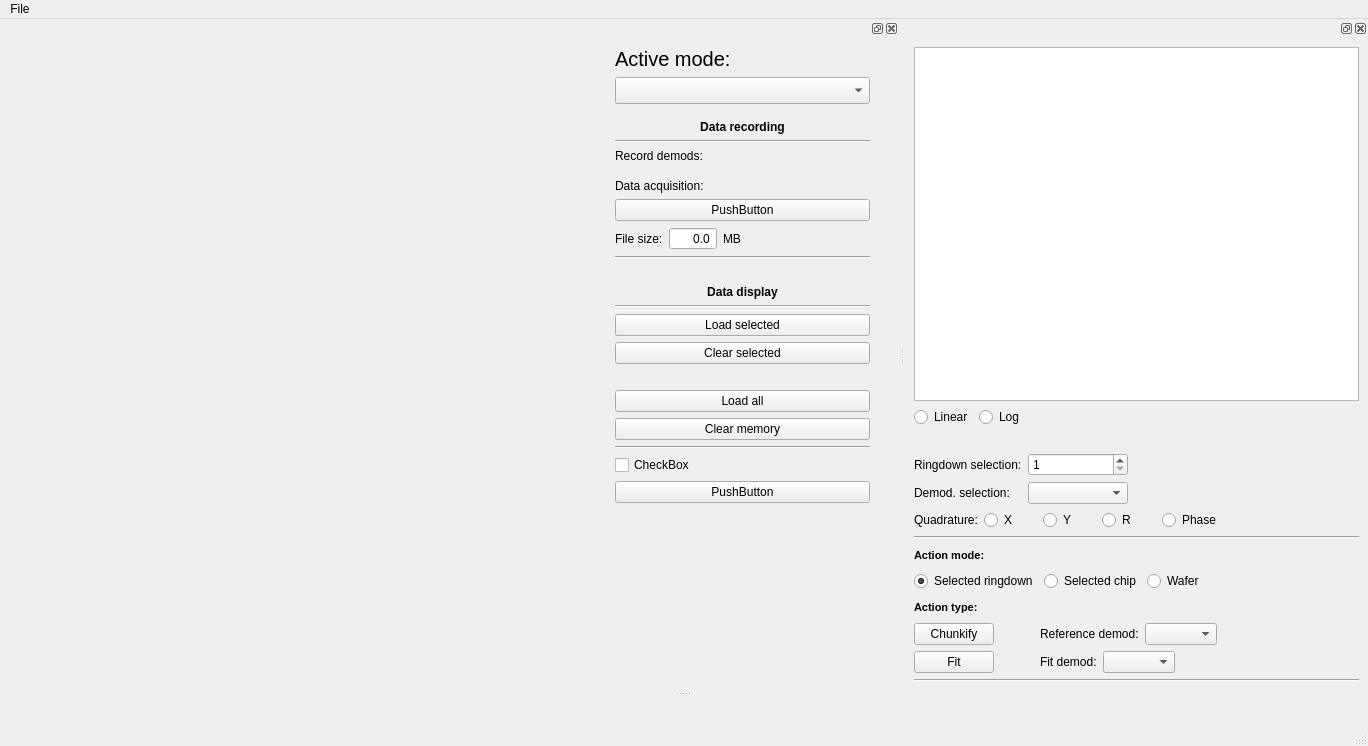
Old version of the form zhinstlib/ui_files/wafer_analyzer.ui in the repository pikestefan/zhinst_project.
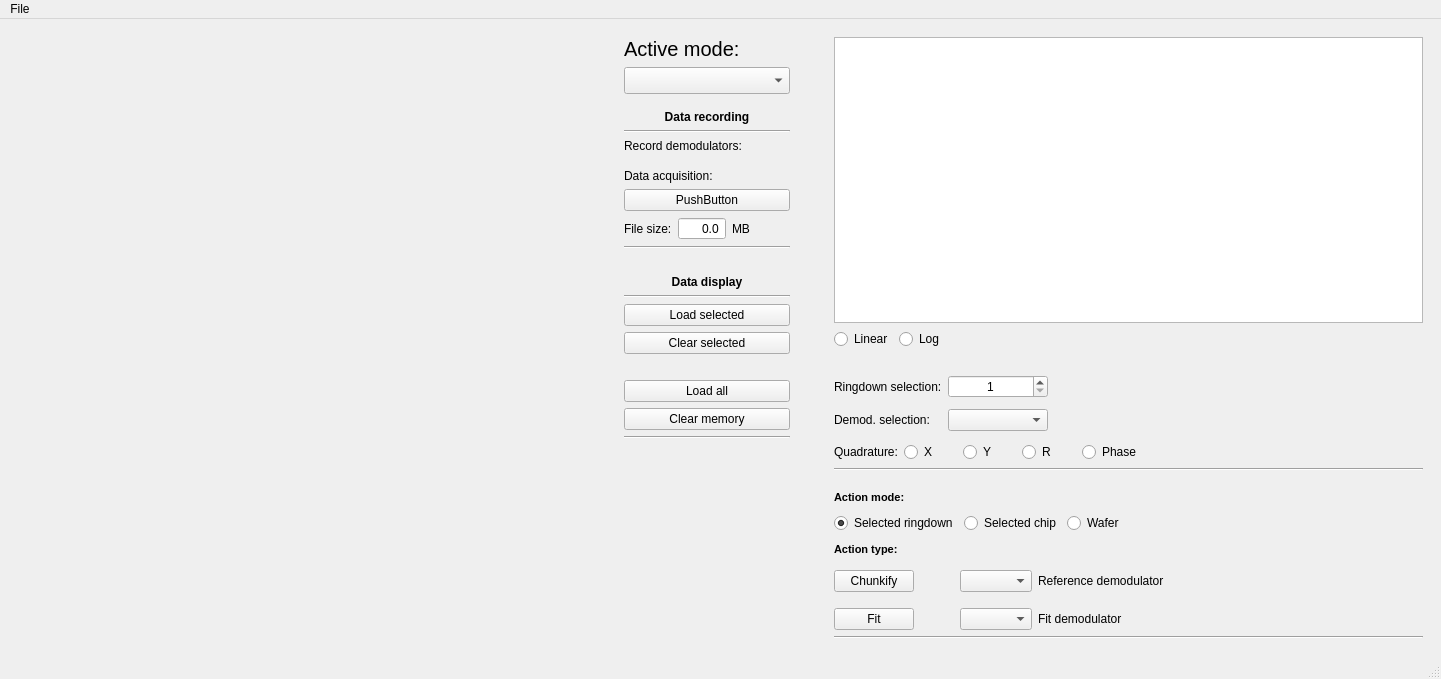
New version of the form. Custom widgets are drawn as their Qt base class.

The edit to the form file:
```diff
--- a/zhinstlib/ui_files/wafer_analyzer.ui
+++ b/zhinstlib/ui_files/wafer_analyzer.ui
@@ -6,8 +6,8 @@
    <rect>
     <x>0</x>
     <y>0</y>
-    <width>1368</width>
-    <height>746</height>
+    <width>1441</width>
+    <height>679</height>
    </rect>
   </property>
   <property name="sizePolicy">
@@ -26,51 +26,27 @@
      <verstretch>0</verstretch>
     </sizepolicy>
    </property>
-   <layout class="QHBoxLayout" name="horizontalLayout_5"/>
-  </widget>
-  <widget class="QMenuBar" name="menubar">
-   <property name="geometry">
-    <rect>
-     <x>0</x>
-     <y>0</y>
-     <width>1368</width>
-     <height>26</height>
-    </rect>
-   </property>
-   <widget class="QMenu" name="menuFile">
-    <property name="title">
-     <string>File</string>
-    </property>
-    <addaction name="actionExportMode"/>
-   </widget>
-   <addaction name="menuFile"/>
-  </widget>
-  <widget class="QStatusBar" name="statusbar"/>
-  <widget class="QDockWidget" name="dockWidget">
+   <layout class="QHBoxLayout" name="horizontalLayout_5">
+    <item>
+     <widget class="QWidget" name="leftcontainer" native="true">
    <property name="sizePolicy">
-    <sizepolicy hsizetype="Maximum" vsizetype="Expanding">
+       <sizepolicy hsizetype="Maximum" vsizetype="Preferred">
      <horstretch>0</horstretch>
      <verstretch>0</verstretch>
     </sizepolicy>
    </property>
-   <property name="minimumSize">
-    <size>
-     <width>899</width>
-     <height>672</height>
-    </size>
-   </property>
    <property name="maximumSize">
     <size>
-     <width>1000</width>
-     <height>524287</height>
-    </size>
-   </property>
-   <attribute name="dockWidgetArea">
-    <number>4</number>
-   </attribute>
-   <widget class="QWidget" name="dockWidgetContents">
-    <layout class="QGridLayout" name="gridLayout_2">
-     <item row="2" column="0">
+        <width>1500</width>
+        <height>16777215</height>
+       </size>
+      </property>
+      <layout class="QHBoxLayout" name="horizontalLayout_16">
+       <item>
+        <layout class="QHBoxLayout" name="horizontalLayout_15">
+         <item>
+          <layout class="QVBoxLayout" name="verticalLayout_4">
+           <item>
       <widget class="QWidget" name="backgroundWidget" native="true">
        <property name="sizePolicy">
         <sizepolicy hsizetype="Fixed" vsizetype="Fixed">
@@ -147,23 +123,24 @@
        </layout>
       </widget>
      </item>
-     <item row="2" column="2">
-      <spacer name="horizontalSpacer">
+           <item>
+            <spacer name="verticalSpacer_12">
        <property name="orientation">
-        <enum>Qt::Horizontal</enum>
-       </property>
-       <property name="sizeType">
-        <enum>QSizePolicy::Fixed</enum>
+              <enum>Qt::Vertical</enum>
        </property>
        <property name="sizeHint" stdset="0">
         <size>
          <width>20</width>
-         <height>20</height>
+               <height>40</height>
         </size>
        </property>
       </spacer>
      </item>
-     <item row="2" column="1">
+          </layout>
+         </item>
+        </layout>
+       </item>
+       <item>
       <layout class="QVBoxLayout" name="verticalLayout_3">
        <item>
         <widget class="QLabel" name="label">
@@ -228,7 +205,7 @@
        <item>
         <widget class="QLabel" name="label_2">
          <property name="text">
-          <string>Record demods:</string>
+            <string>Record demodulators:</string>
          </property>
         </widget>
        </item>
@@ -427,23 +404,6 @@
          </property>
         </widget>
        </item>
-       <item>
-        <widget class="QCheckBox" name="checkBox">
-         <property name="text">
-          <string>CheckBox</string>
-         </property>
-        </widget>
-       </item>
-       <item>
-        <widget class="QPushButton" name="pushButton">
-         <property name="text">
-          <string>PushButton</string>
-         </property>
-         <property name="checkable">
-          <bool>true</bool>
-         </property>
-        </widget>
-       </item>
        <item>
         <spacer name="verticalSpacer_7">
          <property name="orientation">
@@ -459,72 +419,37 @@
        </item>
       </layout>
      </item>
-    </layout>
-   </widget>
-  </widget>
-  <widget class="QDockWidget" name="dockWidget_3">
+       <item>
+        <spacer name="horizontalSpacer">
+         <property name="orientation">
+          <enum>Qt::Horizontal</enum>
+         </property>
+         <property name="sizeType">
+          <enum>QSizePolicy::Fixed</enum>
+         </property>
+         <property name="sizeHint" stdset="0">
+          <size>
+           <width>20</width>
+           <height>20</height>
+          </size>
+         </property>
+        </spacer>
+       </item>
+      </layout>
+     </widget>
+    </item>
+    <item>
+     <widget class="QWidget" name="rightcontainer" native="true">
    <property name="sizePolicy">
-    <sizepolicy hsizetype="Expanding" vsizetype="Expanding">
+       <sizepolicy hsizetype="Expanding" vsizetype="Preferred">
      <horstretch>0</horstretch>
      <verstretch>0</verstretch>
     </sizepolicy>
    </property>
-   <attribute name="dockWidgetArea">
-    <number>4</number>
-   </attribute>
-   <widget class="QWidget" name="dockWidgetContents_3">
-    <layout class="QGridLayout" name="gridLayout_5">
-     <item row="12" column="0">
-      <layout class="QHBoxLayout" name="horizontalLayout_8">
+      <layout class="QVBoxLayout" name="verticalLayout_2">
        <item>
-        <widget class="QPushButton" name="fitBtn">
-         <property name="text">
-          <string>Fit</string>
-         </property>
-        </widget>
-       </item>
+        <layout class="QVBoxLayout" name="verticalLayout">
        <item>
-        <spacer name="horizontalSpacer_10">
-         <property name="orientation">
-          <enum>Qt::Horizontal</enum>
-         </property>
-         <property name="sizeType">
-          <enum>QSizePolicy::Fixed</enum>
-         </property>
-         <property name="sizeHint" stdset="0">
-          <size>
-           <width>40</width>
-           <height>20</height>
-          </size>
-         </property>
-        </spacer>
-       </item>
-       <item>
-        <widget class="QLabel" name="label_12">
-         <property name="text">
-          <string>Fit demod:</string>
-         </property>
-        </widget>
-       </item>
-       <item>
-        <widget class="QComboBox" name="fitDemodComboBox"/>
-       </item>
-       <item>
-        <spacer name="horizontalSpacer_11">
-         <property name="orientation">
-          <enum>Qt::Horizontal</enum>
-         </property>
-         <property name="sizeHint" stdset="0">
-          <size>
-           <width>40</width>
-           <height>20</height>
-          </size>
-         </property>
-        </spacer>
-       </item>
-      </layout>
-     </item>
-     <item row="0" column="0">
       <widget class="SelectableAreaPlotWidget" name="dataPlotWidget">
        <property name="sizePolicy">
         <sizepolicy hsizetype="Expanding" vsizetype="Expanding">
@@ -540,7 +465,160 @@
        </property>
       </widget>
      </item>
-     <item row="6" column="0">
+         <item>
+          <layout class="QHBoxLayout" name="horizontalLayout_11">
+           <item>
+            <widget class="QRadioButton" name="linScaleRadioBtn">
+             <property name="text">
+              <string>Linear</string>
+             </property>
+             <property name="checked">
+              <bool>true</bool>
+             </property>
+            </widget>
+           </item>
+           <item>
+            <widget class="QRadioButton" name="logScaleRadioBtn">
+             <property name="text">
+              <string>Log</string>
+             </property>
+            </widget>
+           </item>
+           <item>
+            <spacer name="horizontalSpacer_14">
+             <property name="orientation">
+              <enum>Qt::Horizontal</enum>
+             </property>
+             <property name="sizeHint" stdset="0">
+              <size>
+               <width>40</width>
+               <height>20</height>
+              </size>
+             </property>
+            </spacer>
+           </item>
+          </layout>
+         </item>
+        </layout>
+       </item>
+       <item>
+        <spacer name="verticalSpacer_5">
+         <property name="orientation">
+          <enum>Qt::Vertical</enum>
+         </property>
+         <property name="sizeType">
+          <enum>QSizePolicy::Fixed</enum>
+         </property>
+         <property name="sizeHint" stdset="0">
+          <size>
+           <width>20</width>
+           <height>20</height>
+          </size>
+         </property>
+        </spacer>
+       </item>
+       <item>
+        <layout class="QGridLayout" name="gridLayout_4">
+         <item row="0" column="0">
+          <widget class="QLabel" name="label_8">
+           <property name="sizePolicy">
+            <sizepolicy hsizetype="Minimum" vsizetype="Preferred">
+             <horstretch>0</horstretch>
+             <verstretch>0</verstretch>
+            </sizepolicy>
+           </property>
+           <property name="text">
+            <string>Ringdown selection:</string>
+           </property>
+          </widget>
+         </item>
+         <item row="2" column="0">
+          <widget class="QLabel" name="label_6">
+           <property name="sizePolicy">
+            <sizepolicy hsizetype="Preferred" vsizetype="Minimum">
+             <horstretch>0</horstretch>
+             <verstretch>0</verstretch>
+            </sizepolicy>
+           </property>
+           <property name="text">
+            <string>Demod. selection:</string>
+           </property>
+          </widget>
+         </item>
+         <item row="0" column="1">
+          <widget class="QSpinBox" name="ringdownSpinBox">
+           <property name="minimumSize">
+            <size>
+             <width>100</width>
+             <height>0</height>
+            </size>
+           </property>
+           <property name="alignment">
+            <set>Qt::AlignCenter</set>
+           </property>
+           <property name="minimum">
+            <number>1</number>
+           </property>
+           <property name="maximum">
+            <number>9999</number>
+           </property>
+          </widget>
+         </item>
+         <item row="2" column="1">
+          <widget class="QComboBox" name="demodComboBox">
+           <property name="layoutDirection">
+            <enum>Qt::LeftToRight</enum>
+           </property>
+          </widget>
+         </item>
+         <item row="2" column="2">
+          <spacer name="horizontalSpacer_2">
+           <property name="orientation">
+            <enum>Qt::Horizontal</enum>
+           </property>
+           <property name="sizeHint" stdset="0">
+            <size>
+             <width>40</width>
+             <height>20</height>
+            </size>
+           </property>
+          </spacer>
+         </item>
+         <item row="1" column="1">
+          <spacer name="verticalSpacer_8">
+           <property name="orientation">
+            <enum>Qt::Vertical</enum>
+           </property>
+           <property name="sizeType">
+            <enum>QSizePolicy::Fixed</enum>
+           </property>
+           <property name="sizeHint" stdset="0">
+            <size>
+             <width>20</width>
+             <height>5</height>
+            </size>
+           </property>
+          </spacer>
+         </item>
+         <item row="3" column="1">
+          <spacer name="verticalSpacer_9">
+           <property name="orientation">
+            <enum>Qt::Vertical</enum>
+           </property>
+           <property name="sizeType">
+            <enum>QSizePolicy::Fixed</enum>
+           </property>
+           <property name="sizeHint" stdset="0">
+            <size>
+             <width>20</width>
+             <height>5</height>
+            </size>
+           </property>
+          </spacer>
+         </item>
+        </layout>
+       </item>
+       <item>
       <layout class="QHBoxLayout" name="horizontalLayout_3">
        <item>
         <widget class="QLabel" name="label_7">
@@ -649,166 +727,47 @@
        </item>
       </layout>
      </item>
-     <item row="3" column="0">
-      <layout class="QGridLayout" name="gridLayout_4">
-       <item row="1" column="1">
-        <widget class="QComboBox" name="demodComboBox">
-         <property name="layoutDirection">
-          <enum>Qt::LeftToRight</enum>
-         </property>
-        </widget>
-       </item>
-       <item row="0" column="0">
-        <widget class="QLabel" name="label_8">
-         <property name="sizePolicy">
-          <sizepolicy hsizetype="Minimum" vsizetype="Preferred">
-           <horstretch>0</horstretch>
-           <verstretch>0</verstretch>
-          </sizepolicy>
-         </property>
-         <property name="text">
-          <string>Ringdown selection:</string>
-         </property>
-        </widget>
-       </item>
-       <item row="0" column="1">
-        <widget class="QSpinBox" name="ringdownSpinBox">
-         <property name="minimumSize">
-          <size>
-           <width>100</width>
-           <height>0</height>
-          </size>
-         </property>
-         <property name="minimum">
-          <number>1</number>
-         </property>
-         <property name="maximum">
-          <number>9999</number>
-         </property>
-        </widget>
-       </item>
-       <item row="1" column="0">
-        <widget class="QLabel" name="label_6">
-         <property name="sizePolicy">
-          <sizepolicy hsizetype="Preferred" vsizetype="Minimum">
-           <horstretch>0</horstretch>
-           <verstretch>0</verstretch>
-          </sizepolicy>
-         </property>
-         <property name="text">
-          <string>Demod. selection:</string>
-         </property>
-        </widget>
-       </item>
-       <item row="1" column="2">
-        <spacer name="horizontalSpacer_2">
-         <property name="orientation">
-          <enum>Qt::Horizontal</enum>
-         </property>
-         <property name="sizeHint" stdset="0">
-          <size>
-           <width>40</width>
-           <height>20</height>
-          </size>
-         </property>
-        </spacer>
-       </item>
-      </layout>
-     </item>
-     <item row="2" column="0">
-      <spacer name="verticalSpacer_5">
-       <property name="orientation">
-        <enum>Qt::Vertical</enum>
-       </property>
-       <property name="sizeType">
-        <enum>QSizePolicy::Fixed</enum>
-       </property>
-       <property name="sizeHint" stdset="0">
-        <size>
-         <width>20</width>
-         <height>20</height>
-        </size>
-       </property>
-      </spacer>
-     </item>
-     <item row="7" column="0">
+       <item>
       <widget class="Line" name="line_5">
        <property name="orientation">
         <enum>Qt::Horizontal</enum>
        </property>
       </widget>
      </item>
-     <item row="11" column="0">
-      <layout class="QHBoxLayout" name="horizontalLayout_7">
        <item>
-        <widget class="QPushButton" name="chunkifyBtn">
-         <property name="text">
-          <string>Chunkify</string>
-         </property>
-        </widget>
-       </item>
-       <item>
-        <spacer name="horizontalSpacer_12">
+        <spacer name="verticalSpacer_10">
          <property name="orientation">
-          <enum>Qt::Horizontal</enum>
+          <enum>Qt::Vertical</enum>
          </property>
          <property name="sizeType">
           <enum>QSizePolicy::Fixed</enum>
          </property>
          <property name="sizeHint" stdset="0">
           <size>
-           <width>40</width>
-           <height>20</height>
+           <width>20</width>
+           <height>10</height>
           </size>
          </property>
         </spacer>
        </item>
        <item>
-        <widget class="QLabel" name="label_11">
-         <property name="text">
-          <string>Reference demod:</string>
-         </property>
-        </widget>
-       </item>
+        <layout class="QHBoxLayout" name="horizontalLayout_9">
        <item>
-        <widget class="QComboBox" name="referenceDemodComboBox"/>
-       </item>
-       <item>
-        <spacer name="horizontalSpacer_7">
-         <property name="orientation">
-          <enum>Qt::Horizontal</enum>
-         </property>
-         <property name="sizeHint" stdset="0">
-          <size>
-           <width>40</width>
-           <height>20</height>
-          </size>
-         </property>
-        </spacer>
-       </item>
-      </layout>
-     </item>
-     <item row="1" column="0">
-      <layout class="QHBoxLayout" name="horizontalLayout_11">
-       <item>
-        <widget class="QRadioButton" name="linScaleRadioBtn">
+          <widget class="QLabel" name="label_13">
+           <property name="font">
+            <font>
+             <pointsize>8</pointsize>
+             <weight>75</weight>
+             <bold>true</bold>
+            </font>
+           </property>
          <property name="text">
-          <string>Linear</string>
-         </property>
-         <property name="checked">
-          <bool>true</bool>
-         </property>
+            <string>Action mode:</string>
+           </property>
         </widget>
        </item>
        <item>
-        <widget class="QRadioButton" name="logScaleRadioBtn">
-         <property name="text">
-          <string>Log</string>
-         </property>
-        </widget>
-       </item>
-       <item>
-        <spacer name="horizontalSpacer_14">
+          <spacer name="horizontalSpacer_9">
          <property name="orientation">
           <enum>Qt::Horizontal</enum>
          </property>
@@ -822,14 +781,7 @@
        </item>
       </layout>
      </item>
-     <item row="14" column="0">
-      <widget class="Line" name="line_6">
-       <property name="orientation">
-        <enum>Qt::Horizontal</enum>
-       </property>
-      </widget>
-     </item>
-     <item row="9" column="0">
+       <item>
       <layout class="QHBoxLayout" name="horizontalLayout_12">
        <item>
         <widget class="QRadioButton" name="selRdownBtn">
@@ -870,7 +822,7 @@
        </item>
       </layout>
      </item>
-     <item row="10" column="0">
+       <item>
       <layout class="QHBoxLayout" name="horizontalLayout_13">
        <item>
         <widget class="QLabel" name="label_14">
@@ -901,24 +853,56 @@
        </item>
       </layout>
      </item>
-     <item row="8" column="0">
-      <layout class="QHBoxLayout" name="horizontalLayout_9">
        <item>
-        <widget class="QLabel" name="label_13">
-         <property name="font">
-          <font>
-           <pointsize>8</pointsize>
-           <weight>75</weight>
-           <bold>true</bold>
-          </font>
+        <spacer name="verticalSpacer_11">
+         <property name="orientation">
+          <enum>Qt::Vertical</enum>
          </property>
+         <property name="sizeType">
+          <enum>QSizePolicy::Fixed</enum>
+         </property>
+         <property name="sizeHint" stdset="0">
+          <size>
+           <width>20</width>
+           <height>5</height>
+          </size>
+         </property>
+        </spacer>
+       </item>
+       <item>
+        <layout class="QGridLayout" name="gridLayout">
+         <item row="0" column="1">
+          <spacer name="horizontalSpacer_12">
+           <property name="orientation">
+            <enum>Qt::Horizontal</enum>
+           </property>
+           <property name="sizeType">
+            <enum>QSizePolicy::Fixed</enum>
+           </property>
+           <property name="sizeHint" stdset="0">
+            <size>
+             <width>40</width>
+             <height>20</height>
+            </size>
+           </property>
+          </spacer>
+         </item>
+         <item row="0" column="0">
+          <widget class="QPushButton" name="chunkifyBtn">
          <property name="text">
-          <string>Action mode:</string>
+            <string>Chunkify</string>
          </property>
         </widget>
        </item>
-       <item>
-        <spacer name="horizontalSpacer_9">
+         <item row="2" column="0">
+          <widget class="QPushButton" name="fitBtn">
+           <property name="text">
+            <string>Fit</string>
+           </property>
+          </widget>
+         </item>
+         <item row="0" column="5">
+          <spacer name="horizontalSpacer_7">
          <property name="orientation">
           <enum>Qt::Horizontal</enum>
          </property>
@@ -930,11 +914,93 @@
          </property>
         </spacer>
        </item>
-      </layout>
-     </item>
-    </layout>
-   </widget>
+         <item row="2" column="5">
+          <spacer name="horizontalSpacer_11">
+           <property name="orientation">
+            <enum>Qt::Horizontal</enum>
+           </property>
+           <property name="sizeHint" stdset="0">
+            <size>
+             <width>40</width>
+             <height>20</height>
+            </size>
+           </property>
+          </spacer>
+         </item>
+         <item row="1" column="2">
+          <spacer name="verticalSpacer_3">
+           <property name="orientation">
+            <enum>Qt::Vertical</enum>
+           </property>
+           <property name="sizeType">
+            <enum>QSizePolicy::Fixed</enum>
+           </property>
+           <property name="sizeHint" stdset="0">
+            <size>
+             <width>20</width>
+             <height>10</height>
+            </size>
+           </property>
+          </spacer>
+         </item>
+         <item row="0" column="2">
+          <widget class="QComboBox" name="referenceDemodComboBox"/>
+         </item>
+         <item row="0" column="3">
+          <widget class="QLabel" name="label_11">
+           <property name="text">
+            <string>Reference demodulator</string>
+           </property>
+          </widget>
+         </item>
+         <item row="2" column="2">
+          <widget class="QComboBox" name="fitDemodComboBox"/>
+         </item>
+         <item row="2" column="3">
+          <widget class="QLabel" name="label_12">
+           <property name="text">
+            <string>Fit demodulator</string>
+           </property>
+           <property name="scaledContents">
+            <bool>true</bool>
+           </property>
+           <property name="alignment">
+            <set>Qt::AlignLeading|Qt::AlignLeft|Qt::AlignVCenter</set>
+           </property>
+          </widget>
+         </item>
+        </layout>
+       </item>
+       <item>
+        <widget class="Line" name="line_6">
+         <property name="orientation">
+          <enum>Qt::Horizontal</enum>
+         </property>
+        </widget>
+       </item>
+      </layout>
+     </widget>
+    </item>
+   </layout>
   </widget>
+  <widget class="QMenuBar" name="menubar">
+   <property name="geometry">
+    <rect>
+     <x>0</x>
+     <y>0</y>
+     <width>1441</width>
+     <height>21</height>
+    </rect>
+   </property>
+   <widget class="QMenu" name="menuFile">
+    <property name="title">
+     <string>File</string>
+    </property>
+    <addaction name="actionExportMode"/>
+   </widget>
+   <addaction name="menuFile"/>
+  </widget>
+  <widget class="QStatusBar" name="statusbar"/>
   <action name="actionExportMode">
    <property name="text">
     <string>Export current mode</string>
```
Left out of the diff: 2 changed lines with no effect on the pictures. Lines whose indentation alone changed are shown as unchanged.
